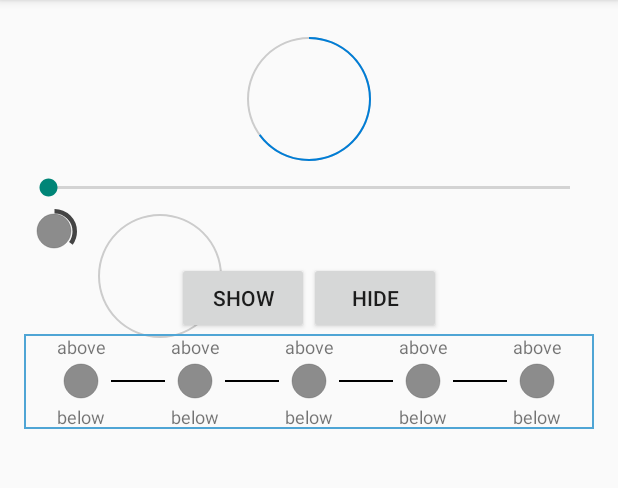
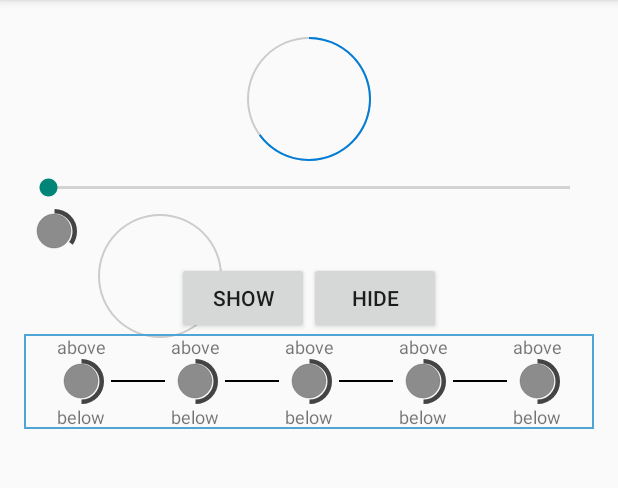
Before and after one commit to nick0lay/State-indicator-widget, an Android app: the screen it shows after launch (MainActivity), on a phone screen of 412 x 824 dp, the part 84-572 px from its top. Run offline under Robolectric (Android 15) with nearby library versions, the phone set to English and light mode, and no system bars.

Commit message:
Clean up code from comments and some renaming done

```diff
--- a/app/src/main/java/nnc/statebarwidget/circularprogressbar/IndicatorAdapterImpl.java
+++ b/app/src/main/java/nnc/statebarwidget/circularprogressbar/IndicatorAdapterImpl.java
@@ -5,8 +5,6 @@ import android.database.DataSetObserver;
 import android.view.View;
 import android.widget.LinearLayout;
 import android.widget.TextView;
-
-import java.util.Random;
 
 import nnc.statebarwidget.R;
 import nnc.statebarwidget.circularprogressbar.view.CircularProgressBar;
@@ -32,8 +30,7 @@ public class IndicatorAdapterImpl implements IndicatorAdapter{
         Holder holder;
         if(indicatorView == null) {
             holder = new Holder();
-//            indicatorView = new CircularProgressBarWithText(context);
-            indicatorView = View.inflate(context, R.layout.circular_progress_bar_with_text, null);
+            indicatorView = View.inflate(context, R.layout.custom_circular_progress_bar, null);
             holder.progressBar = (CircularProgressBar) indicatorView.findViewById(R.id.progressCircular);
             holder.above = (TextView) indicatorView.findViewById(R.id.textAbove);
             holder.below = (TextView) indicatorView.findViewById(R.id.textBelow);
@@ -45,9 +42,7 @@ public class IndicatorAdapterImpl implements IndicatorAdapter{
         }
         holder.above.setText("above");
         holder.below.setText("below");
-        int randInt = new Random().nextInt();
-        int progress = randInt/Integer.MAX_VALUE * 100;
-        holder.progressBar.setProgressWithAnimation(progress);
+        holder.progressBar.setProgressWithAnimation(50);
         return indicatorView;
     }
 
--- a/app/src/main/java/nnc/statebarwidget/circularprogressbar/StatePositionStrategyImpl.java
+++ b/app/src/main/java/nnc/statebarwidget/circularprogressbar/StatePositionStrategyImpl.java
@@ -32,16 +32,13 @@ public class StatePositionStrategyImpl implements StatePositioningStrategy {
         this.height = height;
         this.width = width;
         segmentLenght = width/numSegments;
-        Log.d("strategy", "segmentLenght - " + segmentLenght + " calculated for width - " + width + " and numSegments - " + numSegments);
     }
 
     public void getElementRect(int position, int elementWidth, int elementHeight, Rect elementRect){
         float y = height/2;
         float xSegmentCenter = (segmentLenght * (position + 1)) - segmentLenght/2;
-        Log.d("strategy", "xSegmentCenter - " + xSegmentCenter + " segmentLenght - " + segmentLenght);
         int xLeft = (int)(xSegmentCenter - elementWidth/2);
         int xRight = (int)(xSegmentCenter + elementWidth/2);
-        Log.d("strategy", "xLeft - " + xLeft + " xRight - " + xRight + " for elementWidth - " + elementWidth + " elementHeight - " + elementHeight);
         elementRect.bottom = (int)(y + elementHeight/2);
         elementRect.top = (int)(y - elementHeight/2);
         elementRect.left = xLeft;
--- a/app/src/main/java/nnc/statebarwidget/circularprogressbar/view/Indicator.java
+++ b/app/src/main/java/nnc/statebarwidget/circularprogressbar/view/Indicator.java
@@ -7,12 +7,9 @@ import android.graphics.Color;
 import android.graphics.Rect;
 import android.util.AttributeSet;
 import android.util.Log;
-import android.view.Gravity;
 import android.view.View;
 import android.view.ViewGroup;
-
 import java.util.ArrayList;
-
 import nnc.statebarwidget.circularprogressbar.ConnectionLineDrawer;
 import nnc.statebarwidget.circularprogressbar.IndicatorAdapter;
 import nnc.statebarwidget.circularprogressbar.StatePositionStrategyImpl;
@@ -20,12 +17,11 @@ import nnc.statebarwidget.circularprogressbar.SimpleConnectionLineDrawer;
 import nnc.statebarwidget.circularprogressbar.StatePositioningStrategy;
 
 /**
- * Full state bar representation
+ * Indicator layout implementation
+ * Based on <a href = "http://developer.android.com/reference/android/view/ViewGroup.html>ViewGroup</>
+ * implementation example
  */
 public class Indicator extends ViewGroup {
-
-    private int mDefaultWidth = 500;
-    private int mDefaultHeight = 150;
 
     /** The amount of space used by children in the left gutter. */
     private int mLeftWidth;
@@ -33,8 +29,6 @@ public class Indicator extends ViewGroup {
     /** The amount of space used by children in the right gutter. */
     private int mRightWidth;
 
-    /** These are used for computing child frames based on their gravity. */
-    private final Rect mTmpContainerRect = new Rect();
     private final Rect mTmpChildRect = new Rect();
 
     private ArrayList<CircularProgressBar> points = new ArrayList<>();
@@ -52,13 +46,11 @@ public class Indicator extends ViewGroup {
 
     public Indicator(Context context, AttributeSet attrs) {
         super(context, attrs);
-        initProgressBar(attrs);
     }
 
 
     @Override
     protected void onMeasure(int widthMeasureSpec, int heightMeasureSpec) {
-
         int count = getChildCount();
 
         // These keep track of the space we are using on the left and right for
@@ -98,123 +90,25 @@ public class Indicator extends ViewGroup {
         setMeasuredDimension(resolveSizeAndState(maxWidth, widthMeasureSpec, childState),
                 resolveSizeAndState(maxHeight, heightMeasureSpec,
                         childState << MEASURED_HEIGHT_STATE_SHIFT));
-
-
-//        int width;
-//        int height;
-//
-//        // Get measureSpec mode and size values.
-//        final int measureWidthMode = MeasureSpec.getMode(widthMeasureSpec);
-//        final int measureHeightMode = MeasureSpec.getMode(heightMeasureSpec);
-//        final int measureWidth = MeasureSpec.getSize(widthMeasureSpec);
-//        final int measureHeight = MeasureSpec.getSize(heightMeasureSpec);
-//
-//        // The RangeBar width should be as large as possible.
-//        if (measureWidthMode == MeasureSpec.AT_MOST) {
-//            width = measureWidth;
-//        } else if (measureWidthMode == MeasureSpec.EXACTLY) {
-//            width = measureWidth;
-//        } else {
-//            width = mDefaultWidth;
-//        }
-//
-//        // The RangeBar height should be as small as possible.
-//        if (measureHeightMode == MeasureSpec.AT_MOST) {
-//            height = Math.min(mDefaultHeight, measureHeight);
-//        } else if (measureHeightMode == MeasureSpec.EXACTLY) {
-//            height = measureHeight;
-//        } else {
-//            height = mDefaultHeight;
-//        }
-//        setMeasuredDimension(width, height);
     }
 
     @Override
     protected void onLayout(boolean changed, int left, int top, int right, int bottom) {
         final int count = getChildCount();
-
-        // These are the far left and right edges in which we are performing layout.
-        int leftPos = getPaddingLeft();
-        int rightPos = right - left - getPaddingRight();
-
-        // This is the middle region inside of the gutter.
-        final int middleLeft = leftPos + mLeftWidth;
-        final int middleRight = rightPos - mRightWidth;
-
-        // These are the top and bottom edges in which we are performing layout.
-        final int parentTop = getPaddingTop();
-        final int parentBottom = bottom - top - getPaddingBottom();
-
         strategy.init(count, bottom - top, right - left);
 
         for (int i = 0; i < count; i++) {
             final View child = getChildAt(i);
             if (child.getVisibility() != GONE) {
-                final LayoutParams lp = (LayoutParams) child.getLayoutParams();
-
                 final int width = child.getMeasuredWidth();
                 final int height = child.getMeasuredHeight();
-
-
-//                // Compute the frame in which we are placing this child.
-//                mTmpContainerRect.left = middleLeft + lp.leftMargin;
-//                mTmpContainerRect.right = middleRight - lp.rightMargin;
-//                mTmpContainerRect.top = parentTop + lp.topMargin;
-//                mTmpContainerRect.bottom = parentBottom - lp.bottomMargin;
-//
-//                // Use the child's gravity and size to determine its final
-//                // frame within its container.
-//                Gravity.apply(lp.gravity, width, height, mTmpContainerRect, mTmpChildRect);
-//
-//                // Place the child.
-//                child.layout(mTmpChildRect.left, mTmpChildRect.top,
-//                        mTmpChildRect.right, mTmpChildRect.bottom);
 
                 strategy.getElementRect(i, width, height, mTmpChildRect);
                 child.layout(mTmpChildRect.left, mTmpChildRect.top,
                         mTmpChildRect.right, mTmpChildRect.bottom);
-
-                Log.d("layout", "Container - " + mTmpChildRect.toString());
             }
         }
-//
-//        float tickWidth = 10.0f;
-//        float padding = tickWidth/2;
-//        int tickCount = 6;
-//        float strokeWidth = 2.0f;
-//        float activeStrokeWidth = 4.0f;
-//        int barColor = Color.BLACK;
-//        int activeBarColor = Color.GREEN;
-//
-//        int chilCount = getChildCount();
-//        if(chilCount > 0) {
-//            View firstChild = getChildAt(0);
-//            View lastChild = getChildAt(count - 1);
-//            float xCenterFirst = firstChild.getLeft() + (firstChild.getRight() - firstChild.getLeft()) / 2;
-//            float xCenterLast = lastChild.getLeft() + (lastChild.getRight() - lastChild.getLeft()) / 2;
-//            float length = xCenterLast - xCenterFirst;
-//            float x = xCenterFirst;
-//            float y = (firstChild.getBottom() - firstChild.getTop()) / 2;
-//            tickCount = count;
-//            tickWidth = firstChild.getRight() - firstChild.getLeft();
-//            connnectionLineDrawer = new ConnnectionLineDrawerImpl(x, y, length, tickCount, tickWidth, strokeWidth, barColor);
-//        }
     }
-
-    private void initProgressBar(AttributeSet attrs) {
-//        CircularProgressBarWithText point = new CircularProgressBarWithText(getContext());
-//        addView(point);
-//        CircularProgressBarWithText point1 = new CircularProgressBarWithText(getContext());
-//        addView(point1);
-//        CircularProgressBarWithText point2 = new CircularProgressBarWithText(getContext());
-//        addView(point2);
-//        CircularProgressBarWithText point3 = new CircularProgressBarWithText(getContext());
-//        addView(point3);
-//        CircularProgressBarWithText point4 = new CircularProgressBarWithText(getContext());
-//        addView(point4);
-//        strategy = new StatePositionStrategyImpl(5);
-    }
-
 
     private void updateIndicator() {
         if(adapter == null){
@@ -310,28 +204,8 @@ public class Indicator extends ViewGroup {
      * Custom per-child layout information.
      */
     public static class LayoutParams extends MarginLayoutParams {
-        /**
-         * The gravity to apply with the View to which these layout parameters
-         * are associated.
-         */
-        public int gravity = Gravity.TOP | Gravity.START;
-
-        public static int POSITION_MIDDLE = 0;
-        public static int POSITION_LEFT = 1;
-        public static int POSITION_RIGHT = 2;
-
-        public int position = POSITION_MIDDLE;
-
         public LayoutParams(Context c, AttributeSet attrs) {
             super(c, attrs);
-
-            // Pull the layout param values from the layout XML during
-            // inflation.  This is not needed if you don't care about
-            // changing the layout behavior in XML.
-//            TypedArray a = c.obtainStyledAttributes(attrs, R.styleable.CustomLayoutLP);
-//            gravity = a.getInt(R.styleable.CustomLayoutLP_android_layout_gravity, gravity);
-//            position = a.getInt(R.styleable.CustomLayoutLP_layout_position, position);
-//            a.recycle();
         }
 
         public LayoutParams(int width, int height) {
--- a/app/src/main/res/layout/circular_progress_bar_with_text.xml
+++ b/app/src/main/res/layout/custom_circular_progress_bar.xml
@@ -9,8 +9,7 @@
         android:layout_width="match_parent"
         android:layout_height="match_parent"
         android:gravity="center_horizontal"
-        android:textSize="12dp"
-        android:text="Above"/>
+        android:textSize="12dp"/>
 
     <nnc.statebarwidget.circularprogressbar.view.CircularProgressBar
         android:id="@+id/progressCircular"
@@ -29,6 +28,5 @@
         android:layout_width="match_parent"
         android:layout_height="match_parent"
         android:gravity="center_horizontal"
-        android:textSize="12dp"
-        android:text="Below"/>
+        android:textSize="12dp"/>
 </LinearLayout>
```
